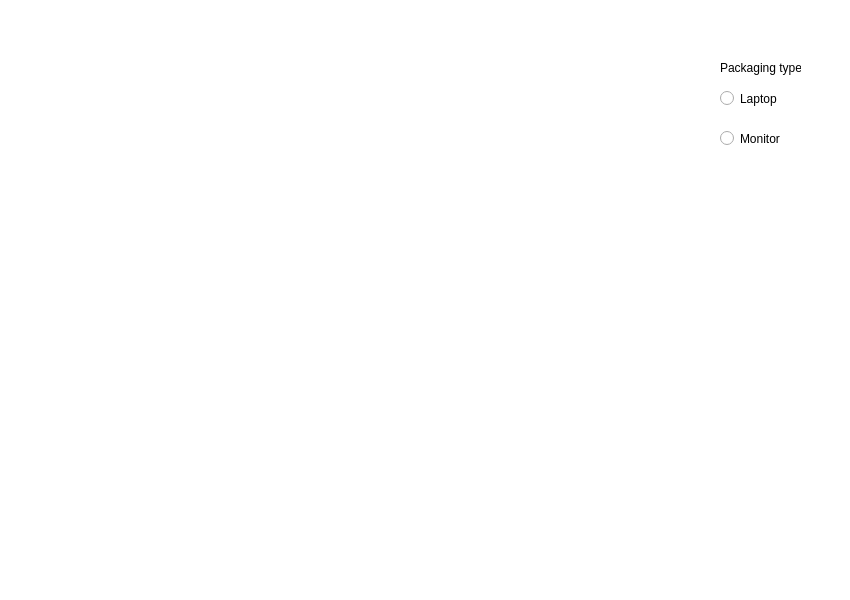
First picture: the form in main_screen.ui, repository Ledaryy/form_autofill, before the edit.
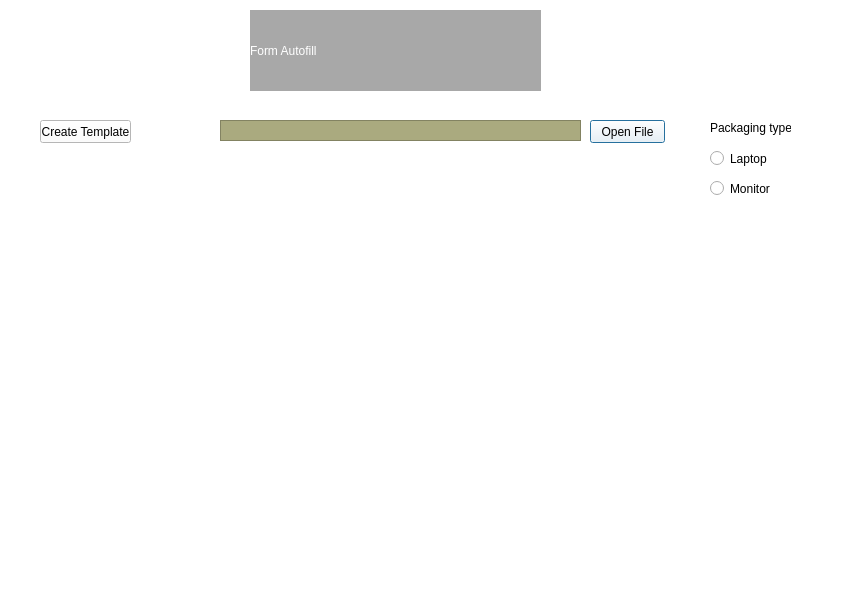
Second picture: the form after the edit.

Commit message: Added: buttons, radiobuttons, frame

The edit to the form file:
```diff
--- a/main_screen.ui
+++ b/main_screen.ui
@@ -25,8 +25,8 @@
   <widget class="QRadioButton" name="laptop_box_size">
    <property name="geometry">
     <rect>
-     <x>720</x>
-     <y>90</y>
+     <x>710</x>
+     <y>150</y>
      <width>82</width>
      <height>17</height>
     </rect>
@@ -38,8 +38,8 @@
   <widget class="QRadioButton" name="Monitor">
    <property name="geometry">
     <rect>
-     <x>720</x>
-     <y>130</y>
+     <x>710</x>
+     <y>180</y>
      <width>82</width>
      <height>17</height>
     </rect>
@@ -51,8 +51,8 @@
   <widget class="QLabel" name="pack_type_label">
    <property name="geometry">
     <rect>
-     <x>720</x>
-     <y>60</y>
+     <x>710</x>
+     <y>120</y>
      <width>81</width>
      <height>16</height>
     </rect>
@@ -61,6 +61,70 @@
     <string>Packaging type</string>
    </property>
   </widget>
+  <widget class="QFrame" name="file_name">
+   <property name="geometry">
+    <rect>
+     <x>220</x>
+     <y>120</y>
+     <width>361</width>
+     <height>21</height>
+    </rect>
+   </property>
+   <property name="styleSheet">
+    <string notr="true">background-color: rgb(170, 170, 127);</string>
+   </property>
+   <property name="frameShape">
+    <enum>QFrame::StyledPanel</enum>
+   </property>
+   <property name="frameShadow">
+    <enum>QFrame::Raised</enum>
+   </property>
+  </widget>
+  <widget class="QPushButton" name="open_file_button">
+   <property name="geometry">
+    <rect>
+     <x>590</x>
+     <y>120</y>
+     <width>75</width>
+     <height>23</height>
+    </rect>
+   </property>
+   <property name="text">
+    <string>Open File</string>
+   </property>
+  </widget>
+  <widget class="QLabel" name="app_name_label">
+   <property name="geometry">
+    <rect>
+     <x>250</x>
+     <y>10</y>
+     <width>291</width>
+     <height>81</height>
+    </rect>
+   </property>
+   <property name="styleSheet">
+    <string notr="true">color: rgb(255, 255, 255);
+background-color: rgb(168, 168, 168);
+font: 36pt &quot;Bahnschrift SemiLight&quot;;
+</string>
+   </property>
+   <property name="text">
+    <string>Form Autofill</string>
+   </property>
+  </widget>
+  <widget class="QPushButton" name="create_template_button">
+   <property name="geometry">
+    <rect>
+     <x>40</x>
+     <y>120</y>
+     <width>91</width>
+     <height>23</height>
+    </rect>
+   </property>
+   <property name="text">
+    <string>Create Template</string>
+   </property>
+  </widget>
  </widget>
  <resources/>
  <connections/>
```
